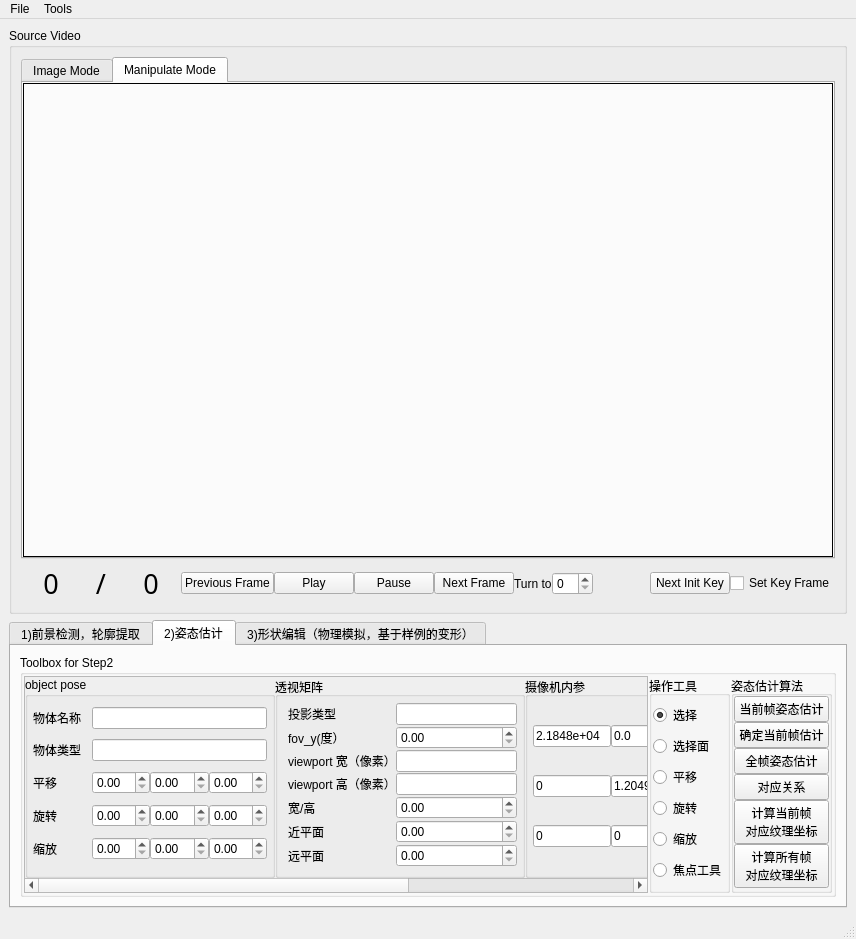
First picture: the form in PCM/qt_gui/ui/VideoEditingScene.ui, repository FLOWERCLOUD/ebpd_vs2015, before the edit.
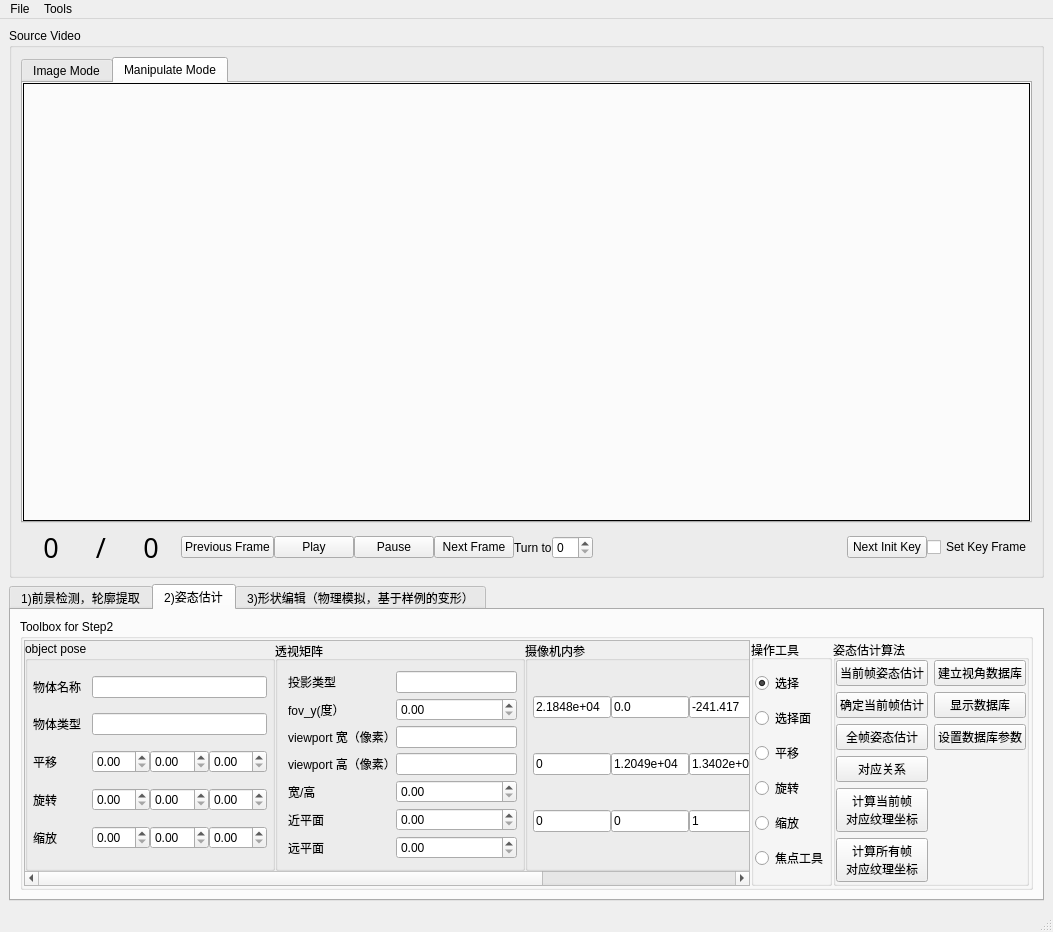
Second picture: the form after the edit. Custom widgets are drawn as their Qt base class.

Patch:
```diff
--- a/PCM/qt_gui/ui/VideoEditingScene.ui
+++ b/PCM/qt_gui/ui/VideoEditingScene.ui
@@ -6,8 +6,8 @@
    <rect>
     <x>0</x>
     <y>0</y>
-    <width>856</width>
-    <height>939</height>
+    <width>1053</width>
+    <height>932</height>
    </rect>
   </property>
   <property name="windowTitle">
@@ -603,7 +603,7 @@
                   <x>0</x>
                   <y>0</y>
                   <width>1000</width>
-                  <height>161</height>
+                  <height>186</height>
                  </rect>
                 </property>
                 <property name="minimumSize">
@@ -1021,10 +1021,7 @@
                <property name="title">
                 <string>姿态估计算法</string>
                </property>
-               <layout class="QVBoxLayout" name="verticalLayout_9">
-                <property name="spacing">
-                 <number>0</number>
-                </property>
+               <layout class="QGridLayout" name="gridLayout_8">
                 <property name="leftMargin">
                  <number>0</number>
                 </property>
@@ -1037,35 +1034,21 @@
                 <property name="bottomMargin">
                  <number>0</number>
                 </property>
-                <item>
-                 <widget class="QPushButton" name="pushButtoncur_pose_estimation">
-                  <property name="text">
-                   <string>当前帧姿态估计</string>
-                  </property>
-                 </widget>
-                </item>
-                <item>
-                 <widget class="QPushButton" name="set_curframe_as_key_frame_of_pose">
-                  <property name="text">
-                   <string>确定当前帧估计</string>
-                  </property>
-                 </widget>
-                </item>
-                <item>
+                <item row="2" column="0">
                  <widget class="QPushButton" name="pushButton_whole_pose_estimation">
                   <property name="text">
                    <string>全帧姿态估计</string>
                   </property>
                  </widget>
                 </item>
-                <item>
+                <item row="3" column="0">
                  <widget class="QPushButton" name="pushButton_correspondence">
                   <property name="text">
                    <string>对应关系</string>
                   </property>
                  </widget>
                 </item>
-                <item>
+                <item row="4" column="0">
                  <widget class="QPushButton" name="caculateCorredTexture">
                   <property name="text">
                    <string>计算当前帧
@@ -1073,7 +1056,7 @@
                   </property>
                  </widget>
                 </item>
-                <item>
+                <item row="5" column="0">
                  <widget class="QPushButton" name="caculateAllCorredTexture">
                   <property name="text">
                    <string>计算所有帧
@@ -1081,6 +1064,41 @@
                   </property>
                  </widget>
                 </item>
+                <item row="0" column="0">
+                 <widget class="QPushButton" name="pushButtoncur_pose_estimation">
+                  <property name="text">
+                   <string>当前帧姿态估计</string>
+                  </property>
+                 </widget>
+                </item>
+                <item row="1" column="0">
+                 <widget class="QPushButton" name="set_curframe_as_key_frame_of_pose">
+                  <property name="text">
+                   <string>确定当前帧估计</string>
+                  </property>
+                 </widget>
+                </item>
+                <item row="0" column="1">
+                 <widget class="QPushButton" name="button_buildviewdatabase">
+                  <property name="text">
+                   <string>建立视角数据库</string>
+                  </property>
+                 </widget>
+                </item>
+                <item row="1" column="1">
+                 <widget class="QPushButton" name="button_showtheDatabase">
+                  <property name="text">
+                   <string>显示数据库</string>
+                  </property>
+                 </widget>
+                </item>
+                <item row="2" column="1">
+                 <widget class="QPushButton" name="button_setparameter">
+                  <property name="text">
+                   <string>设置数据库参数</string>
+                  </property>
+                 </widget>
+                </item>
                </layout>
               </widget>
              </item>
@@ -1239,7 +1257,7 @@
     <rect>
      <x>0</x>
      <y>0</y>
-     <width>856</width>
+     <width>1053</width>
      <height>23</height>
     </rect>
    </property>
```
